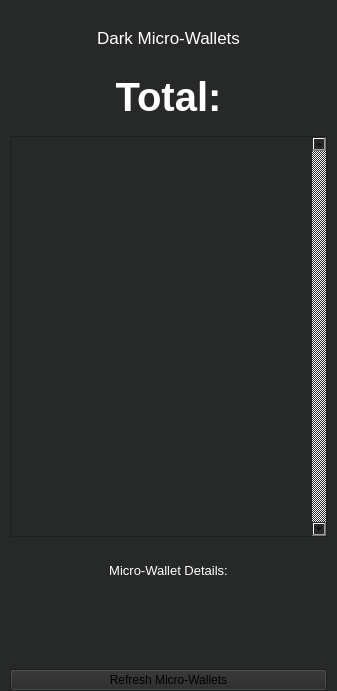
Above: ThresHoDLApp/darkmicrowalletview.ui from isaidnocookies/Threshodl-Wallet before the change. Below: the same form after it.
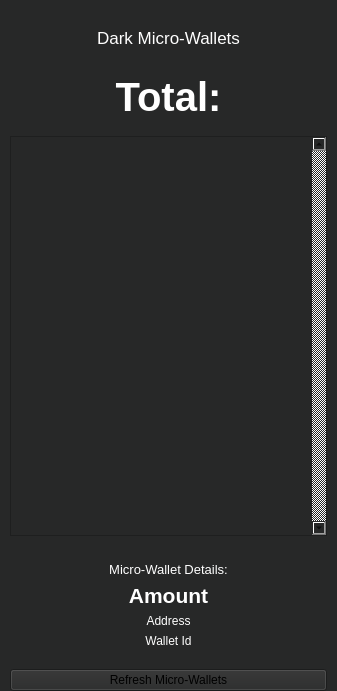
That is the form after the change. Icons and pictures are not drawn.

Patch:
```diff
--- a/ThresHoDLApp/darkmicrowalletview.ui
+++ b/ThresHoDLApp/darkmicrowalletview.ui
@@ -289,7 +289,7 @@
       <string notr="true">color:white;</string>
      </property>
      <property name="text">
-      <string/>
+      <string>Amount</string>
      </property>
      <property name="alignment">
       <set>Qt::AlignCenter</set>
@@ -302,7 +302,7 @@
       <string notr="true">color:white;</string>
      </property>
      <property name="text">
-      <string/>
+      <string>Address</string>
      </property>
      <property name="scaledContents">
       <bool>true</bool>
@@ -318,7 +318,7 @@
       <string notr="true">color:white;</string>
      </property>
      <property name="text">
-      <string/>
+      <string>Wallet Id</string>
      </property>
      <property name="alignment">
       <set>Qt::AlignCenter</set>
```
Left out of the diff: 3 changed lines with no effect on the pictures.
